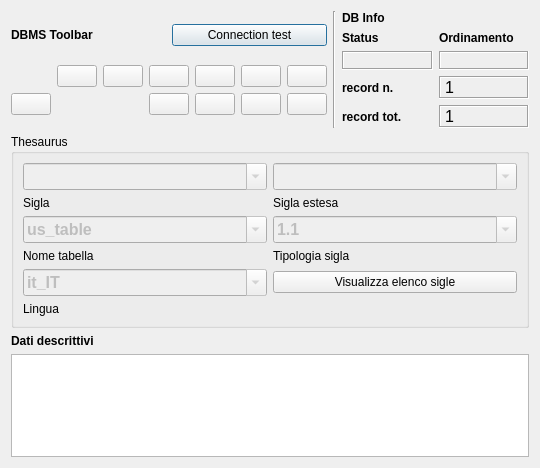
First picture: the form in gui/ui/Thesaurus.ui, repository enzococca/HFF, before the edit.
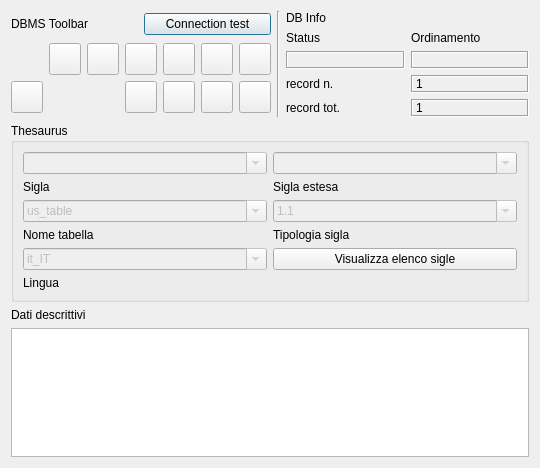
Second picture: the form after the edit. Icons and pictures are not drawn. Custom widgets are drawn as their Qt base class.

```diff
--- a/gui/ui/Thesaurus.ui
+++ b/gui/ui/Thesaurus.ui
@@ -30,12 +30,6 @@
       <layout class="QGridLayout" name="gridLayout_2">
        <item row="0" column="0">
         <widget class="QLabel" name="label_29">
-         <property name="font">
-          <font>
-           <weight>75</weight>
-           <bold>true</bold>
-          </font>
-         </property>
          <property name="text">
           <string>DBMS Toolbar</string>
          </property>
@@ -62,7 +56,7 @@
             <iconset resource="../../resources/resources.qrc">
              <normaloff>:/icons/5_leftArrows.png</normaloff>:/icons/5_leftArrows.png</iconset>
            </property>
-          </widget>
+          <property name="iconSize"><size><width>24</width><height>24</height></size></property><property name="minimumSize"><size><width>32</width><height>32</height></size></property><property name="maximumSize"><size><width>32</width><height>32</height></size></property></widget>
          </item>
          <item row="0" column="7">
           <widget class="QPushButton" name="pushButton_next_rec">
@@ -76,7 +70,7 @@
             <iconset resource="../../resources/resources.qrc">
              <normaloff>:/icons/6_rightArrow.png</normaloff>:/icons/6_rightArrow.png</iconset>
            </property>
-          </widget>
+          <property name="iconSize"><size><width>24</width><height>24</height></size></property><property name="minimumSize"><size><width>32</width><height>32</height></size></property><property name="maximumSize"><size><width>32</width><height>32</height></size></property></widget>
          </item>
          <item row="0" column="8">
           <widget class="QPushButton" name="pushButton_last_rec">
@@ -90,15 +84,10 @@
             <iconset resource="../../resources/resources.qrc">
              <normaloff>:/icons/7_rightArrows.png</normaloff>:/icons/7_rightArrows.png</iconset>
            </property>
-          </widget>
+          <property name="iconSize"><size><width>24</width><height>24</height></size></property><property name="minimumSize"><size><width>32</width><height>32</height></size></property><property name="maximumSize"><size><width>32</width><height>32</height></size></property></widget>
          </item>
          <item row="0" column="9">
           <widget class="QPushButton" name="pushButton_new_rec">
-           <property name="font">
-            <font>
-             <pointsize>9</pointsize>
-            </font>
-           </property>
            <property name="toolTip">
             <string>New record</string>
            </property>
@@ -109,15 +98,10 @@
             <iconset resource="../../resources/resources.qrc">
              <normaloff>:/icons/newrec.png</normaloff>:/icons/newrec.png</iconset>
            </property>
-          </widget>
+          <property name="iconSize"><size><width>24</width><height>24</height></size></property><property name="minimumSize"><size><width>32</width><height>32</height></size></property><property name="maximumSize"><size><width>32</width><height>32</height></size></property></widget>
          </item>
          <item row="0" column="10">
           <widget class="QPushButton" name="pushButton_save">
-           <property name="font">
-            <font>
-             <pointsize>9</pointsize>
-            </font>
-           </property>
            <property name="toolTip">
             <string>Save</string>
            </property>
@@ -131,15 +115,10 @@
            <property name="autoDefault">
             <bool>false</bool>
            </property>
-          </widget>
+          <property name="iconSize"><size><width>24</width><height>24</height></size></property><property name="minimumSize"><size><width>32</width><height>32</height></size></property><property name="maximumSize"><size><width>32</width><height>32</height></size></property></widget>
          </item>
          <item row="1" column="7">
           <widget class="QPushButton" name="pushButton_new_search">
-           <property name="font">
-            <font>
-             <pointsize>9</pointsize>
-            </font>
-           </property>
            <property name="toolTip">
             <string>new search</string>
            </property>
@@ -150,15 +129,10 @@
             <iconset resource="../../resources/resources.qrc">
              <normaloff>:/icons/new_search.png</normaloff>:/icons/new_search.png</iconset>
            </property>
-          </widget>
+          <property name="iconSize"><size><width>24</width><height>24</height></size></property><property name="minimumSize"><size><width>32</width><height>32</height></size></property><property name="maximumSize"><size><width>32</width><height>32</height></size></property></widget>
          </item>
          <item row="1" column="8">
           <widget class="QPushButton" name="pushButton_search_go">
-           <property name="font">
-            <font>
-             <pointsize>9</pointsize>
-            </font>
-           </property>
            <property name="toolTip">
             <string>search !!!</string>
            </property>
@@ -169,15 +143,10 @@
             <iconset resource="../../resources/resources.qrc">
              <normaloff>:/icons/search.png</normaloff>:/icons/search.png</iconset>
            </property>
-          </widget>
+          <property name="iconSize"><size><width>24</width><height>24</height></size></property><property name="minimumSize"><size><width>32</width><height>32</height></size></property><property name="maximumSize"><size><width>32</width><height>32</height></size></property></widget>
          </item>
          <item row="1" column="9">
           <widget class="QPushButton" name="pushButton_sort">
-           <property name="font">
-            <font>
-             <pointsize>9</pointsize>
-            </font>
-           </property>
            <property name="toolTip">
             <string>Order by</string>
            </property>
@@ -188,15 +157,10 @@
             <iconset resource="../../resources/resources.qrc">
              <normaloff>:/icons/sort.png</normaloff>:/icons/sort.png</iconset>
            </property>
-          </widget>
+          <property name="iconSize"><size><width>24</width><height>24</height></size></property><property name="minimumSize"><size><width>32</width><height>32</height></size></property><property name="maximumSize"><size><width>32</width><height>32</height></size></property></widget>
          </item>
          <item row="1" column="10">
           <widget class="QPushButton" name="pushButton_view_all">
-           <property name="font">
-            <font>
-             <pointsize>9</pointsize>
-            </font>
-           </property>
            <property name="toolTip">
             <string>View alls records</string>
            </property>
@@ -207,18 +171,13 @@
             <iconset resource="../../resources/resources.qrc">
              <normaloff>:/icons/view_all.png</normaloff>:/icons/view_all.png</iconset>
            </property>
-          </widget>
+          <property name="iconSize"><size><width>24</width><height>24</height></size></property><property name="minimumSize"><size><width>32</width><height>32</height></size></property><property name="maximumSize"><size><width>32</width><height>32</height></size></property></widget>
          </item>
          <item row="1" column="2">
           <widget class="QPushButton" name="pushButton_delete">
            <property name="enabled">
             <bool>true</bool>
            </property>
-           <property name="font">
-            <font>
-             <pointsize>9</pointsize>
-            </font>
-           </property>
            <property name="toolTip">
             <string>Delete record</string>
            </property>
@@ -229,7 +188,7 @@
             <iconset resource="../../resources/resources.qrc">
              <normaloff>:/icons/delete.png</normaloff>:/icons/delete.png</iconset>
            </property>
-          </widget>
+          <property name="iconSize"><size><width>24</width><height>24</height></size></property><property name="minimumSize"><size><width>32</width><height>32</height></size></property><property name="maximumSize"><size><width>32</width><height>32</height></size></property></widget>
          </item>
          <item row="0" column="6">
           <widget class="QPushButton" name="pushButton_prev_rec">
@@ -243,7 +202,7 @@
             <iconset resource="../../resources/resources.qrc">
              <normaloff>:/icons/4_leftArrow.png</normaloff>:/icons/4_leftArrow.png</iconset>
            </property>
-          </widget>
+          <property name="iconSize"><size><width>24</width><height>24</height></size></property><property name="minimumSize"><size><width>32</width><height>32</height></size></property><property name="maximumSize"><size><width>32</width><height>32</height></size></property></widget>
          </item>
         </layout>
        </item>
@@ -260,12 +219,6 @@
       <layout class="QGridLayout" name="gridLayout_5">
        <item row="0" column="0">
         <widget class="QLabel" name="label_42">
-         <property name="font">
-          <font>
-           <weight>75</weight>
-           <bold>true</bold>
-          </font>
-         </property>
          <property name="autoFillBackground">
           <bool>true</bool>
          </property>
@@ -278,13 +231,6 @@
         <layout class="QGridLayout" name="gridLayout_4">
          <item row="0" column="1">
           <widget class="QLabel" name="label_43">
-           <property name="font">
-            <font>
-             <pointsize>9</pointsize>
-             <weight>75</weight>
-             <bold>true</bold>
-            </font>
-           </property>
            <property name="text">
             <string>Ordinamento</string>
            </property>
@@ -301,13 +247,6 @@
              <height>0</height>
             </size>
            </property>
-           <property name="font">
-            <font>
-             <pointsize>10</pointsize>
-             <weight>75</weight>
-             <bold>true</bold>
-            </font>
-           </property>
            <property name="cursor">
             <cursorShape>ForbiddenCursor</cursorShape>
            </property>
@@ -336,13 +275,6 @@
          </item>
          <item row="1" column="1">
           <widget class="QLabel" name="label_sort">
-           <property name="font">
-            <font>
-             <pointsize>10</pointsize>
-             <weight>75</weight>
-             <bold>true</bold>
-            </font>
-           </property>
            <property name="cursor">
             <cursorShape>ForbiddenCursor</cursorShape>
            </property>
@@ -371,13 +303,6 @@
          </item>
          <item row="0" column="0">
           <widget class="QLabel" name="label_34">
-           <property name="font">
-            <font>
-             <pointsize>9</pointsize>
-             <weight>75</weight>
-             <bold>true</bold>
-            </font>
-           </property>
            <property name="text">
             <string>Status</string>
            </property>
@@ -392,13 +317,6 @@
         <layout class="QGridLayout" name="gridLayout_3">
          <item row="0" column="0">
           <widget class="QLabel" name="label_27">
-           <property name="font">
-            <font>
-             <pointsize>9</pointsize>
-             <weight>75</weight>
-             <bold>true</bold>
-            </font>
-           </property>
            <property name="text">
             <string>record n.</string>
            </property>
@@ -409,12 +327,6 @@
          </item>
          <item row="0" column="1">
           <widget class="QLabel" name="label_rec_corrente">
-           <property name="font">
-            <font>
-             <family>Microsoft Sans Serif</family>
-             <pointsize>12</pointsize>
-            </font>
-           </property>
            <property name="cursor">
             <cursorShape>ForbiddenCursor</cursorShape>
            </property>
@@ -437,13 +349,6 @@
          </item>
          <item row="1" column="0">
           <widget class="QLabel" name="label_28">
-           <property name="font">
-            <font>
-             <pointsize>9</pointsize>
-             <weight>75</weight>
-             <bold>true</bold>
-            </font>
-           </property>
            <property name="text">
             <string>record tot.</string>
            </property>
@@ -454,12 +359,6 @@
          </item>
          <item row="1" column="1">
           <widget class="QLabel" name="label_rec_tot">
-           <property name="font">
-            <font>
-             <family>Microsoft Sans Serif</family>
-             <pointsize>12</pointsize>
-            </font>
-           </property>
            <property name="cursor">
             <cursorShape>ForbiddenCursor</cursorShape>
            </property>
@@ -517,13 +416,6 @@
           <height>0</height>
          </size>
         </property>
-        <property name="font">
-         <font>
-          <pointsize>12</pointsize>
-          <weight>75</weight>
-          <bold>true</bold>
-         </font>
-        </property>
         <property name="mouseTracking">
          <bool>true</bool>
         </property>
@@ -591,13 +483,6 @@
           <height>0</height>
          </size>
         </property>
-        <property name="font">
-         <font>
-          <pointsize>12</pointsize>
-          <weight>75</weight>
-          <bold>true</bold>
-         </font>
-        </property>
         <property name="mouseTracking">
          <bool>true</bool>
         </property>
@@ -623,13 +508,6 @@
           <height>0</height>
          </size>
         </property>
-        <property name="font">
-         <font>
-          <pointsize>12</pointsize>
-          <weight>75</weight>
-          <bold>true</bold>
-         </font>
-        </property>
         <property name="mouseTracking">
          <bool>true</bool>
         </property>
@@ -662,13 +540,6 @@
           <height>0</height>
          </size>
         </property>
-        <property name="font">
-         <font>
-          <pointsize>12</pointsize>
-          <weight>75</weight>
-          <bold>true</bold>
-         </font>
-        </property>
         <property name="mouseTracking">
          <bool>true</bool>
         </property>
@@ -754,13 +625,6 @@
           <height>0</height>
          </size>
         </property>
-        <property name="font">
-         <font>
-          <pointsize>12</pointsize>
-          <weight>75</weight>
-          <bold>true</bold>
-         </font>
-        </property>
         <property name="mouseTracking">
          <bool>true</bool>
         </property>
@@ -781,13 +645,6 @@
       </item>
       <item row="4" column="2">
        <widget class="QPushButton" name="pushButton_sigle">
-        <property name="font">
-         <font>
-          <pointsize>9</pointsize>
-          <weight>50</weight>
-          <bold>false</bold>
-         </font>
-        </property>
         <property name="text">
          <string>Visualizza elenco sigle</string>
         </property>
@@ -800,12 +657,6 @@
     <layout class="QVBoxLayout" name="verticalLayout_3">
      <item>
       <widget class="QLabel" name="label_13">
-       <property name="font">
-        <font>
-         <weight>75</weight>
-         <bold>true</bold>
-        </font>
-       </property>
        <property name="text">
         <string>Dati descrittivi</string>
        </property>
@@ -825,12 +676,7 @@
          <height>16000000</height>
         </size>
        </property>
-       <property name="font">
-        <font>
-         <pointsize>10</pointsize>
-        </font>
-       </property>
-      </widget>
+       </widget>
      </item>
     </layout>
    </item>
```
Left out of the diff: 34 changed lines with no effect on the pictures.
